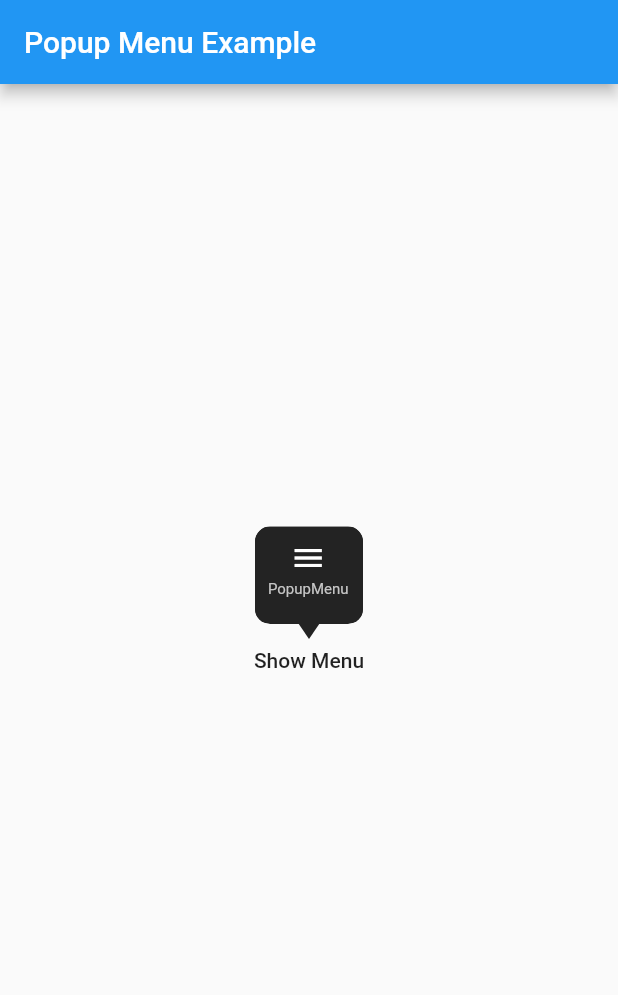
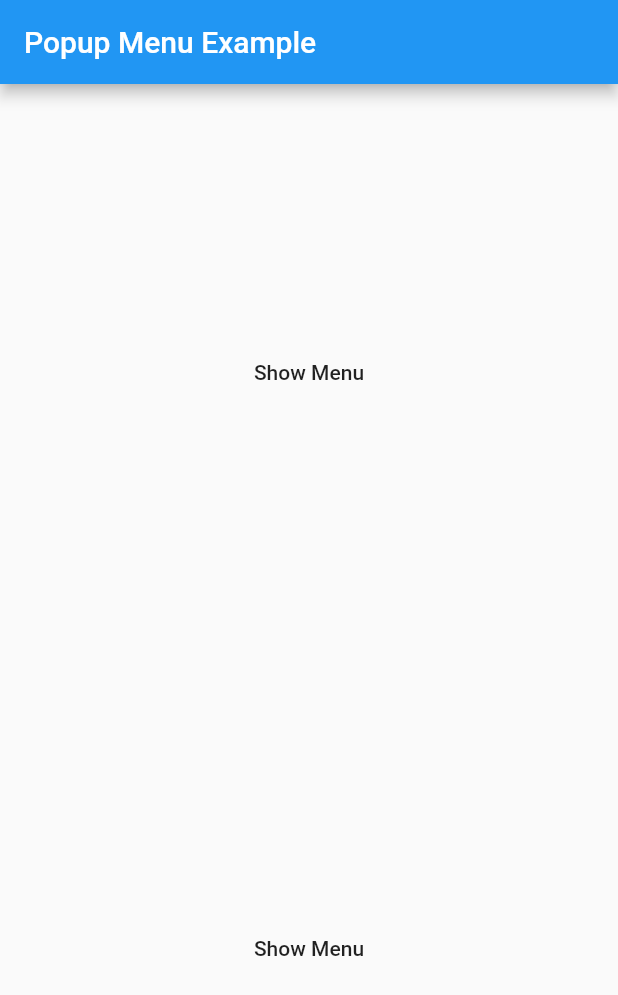
Before and after one commit to chinabrant/popup_menu, a Flutter app: the screen it shows after launch, after a tap on "Show Menu", on a phone screen of 412 x 824 dp. Shown: the top 995 px of the screen. Run offline on Flutter 3.47's test engine with Material 2 defaults, Android fonts, the phone set to English and light mode, and no system bars; statements that could not run were skipped.

Commit message:
update example

```diff
--- a/example/lib/main.dart
+++ b/example/lib/main.dart
@@ -24,25 +24,27 @@ class MyHomePage extends StatefulWidget {
 }
 
 class _MyHomePageState extends State<MyHomePage> {
-
   PopupMenu menu;
   GlobalKey btnKey = GlobalKey();
+  GlobalKey btnKey2 = GlobalKey();
 
   @override
   void initState() {
     super.initState();
 
-    menu = PopupMenu(
-      items: [
+    menu = PopupMenu(items: [
       // MenuItem(title: 'Copy', image: Image.asset('assets/copy.png')),
       // MenuItem(title: 'Home', image: Icon(Icons.home, color: Colors.white,)),
       // MenuItem(title: 'Mail', image: Icon(Icons.mail, color: Colors.white,)),
       // MenuItem(title: 'Power', image: Icon(Icons.power, color: Colors.white,)),
       // MenuItem(title: 'Setting', image: Icon(Icons.settings, color: Colors.white,)),
-        MenuItem(title: 'PopupMenu', image: Icon(Icons.menu, color: Colors.white,))],
-      onClickMenu: onClickMenu,
-      onDismiss: onDismiss);
-
+      MenuItem(
+          title: 'PopupMenu',
+          image: Icon(
+            Icons.menu,
+            color: Colors.white,
+          ))
+    ], onClickMenu: onClickMenu, onDismiss: onDismiss);
   }
 
   void onClickMenu(MenuItemProvider item) {
@@ -62,20 +64,75 @@ class _MyHomePageState extends State<MyHomePage> {
         title: Text(widget.title),
       ),
       body: Center(
+        child: Column(
+          mainAxisAlignment: MainAxisAlignment.spaceAround,
+          children: <Widget>[
+            Container(
               child: MaterialButton(
+                height: 45.0,
                 key: btnKey,
                 onPressed: () {
-            menu.show(rect: getWidgetGlobalRect(btnKey));
+                  menu.show(rect: PopupMenu.getWidgetGlobalRect(btnKey));
                 },
                 child: Text('Show Menu'),
+              ),
+            ),
+            Container(
+              child: MaterialButton(
+                key: btnKey2,
+                height: 45.0,
+                onPressed: customBackground,
+                child: Text('Show Menu'),
+              ),
+            )
+          ],
         ),
       ),
     );
   }
 
-  Rect getWidgetGlobalRect(GlobalKey key) {
-    RenderBox renderBox = key.currentContext.findRenderObject();
-    var offset =  renderBox.localToGlobal(Offset.zero);
-    return Rect.fromLTWH(offset.dx, offset.dy, renderBox.size.width, renderBox.size.height);
+  //
+  void customBackground() {
+    PopupMenu menu = PopupMenu(
+        // backgroundColor: Colors.teal,
+        // lineColor: Colors.tealAccent,
+        // maxColumn: 2,
+        items: [
+          MenuItem(title: 'Copy', image: Image.asset('assets/copy.png')),
+          MenuItem(
+              title: 'Home',
+              // textStyle: TextStyle(fontSize: 10.0, color: Colors.tealAccent),
+              image: Icon(
+                Icons.home,
+                color: Colors.white,
+              )),
+          MenuItem(
+              title: 'Mail',
+              image: Icon(
+                Icons.mail,
+                color: Colors.white,
+              )),
+          MenuItem(
+              title: 'Power',
+              image: Icon(
+                Icons.power,
+                color: Colors.white,
+              )),
+          MenuItem(
+              title: 'Setting',
+              image: Icon(
+                Icons.settings,
+                color: Colors.white,
+              )),
+          MenuItem(
+              title: 'PopupMenu',
+              image: Icon(
+                Icons.menu,
+                color: Colors.white,
+              ))
+        ],
+        onClickMenu: onClickMenu,
+        onDismiss: onDismiss);
+    menu.show(widgetKey: btnKey2);
   }
 }
```
Lines whose indentation alone changed are shown as unchanged.
